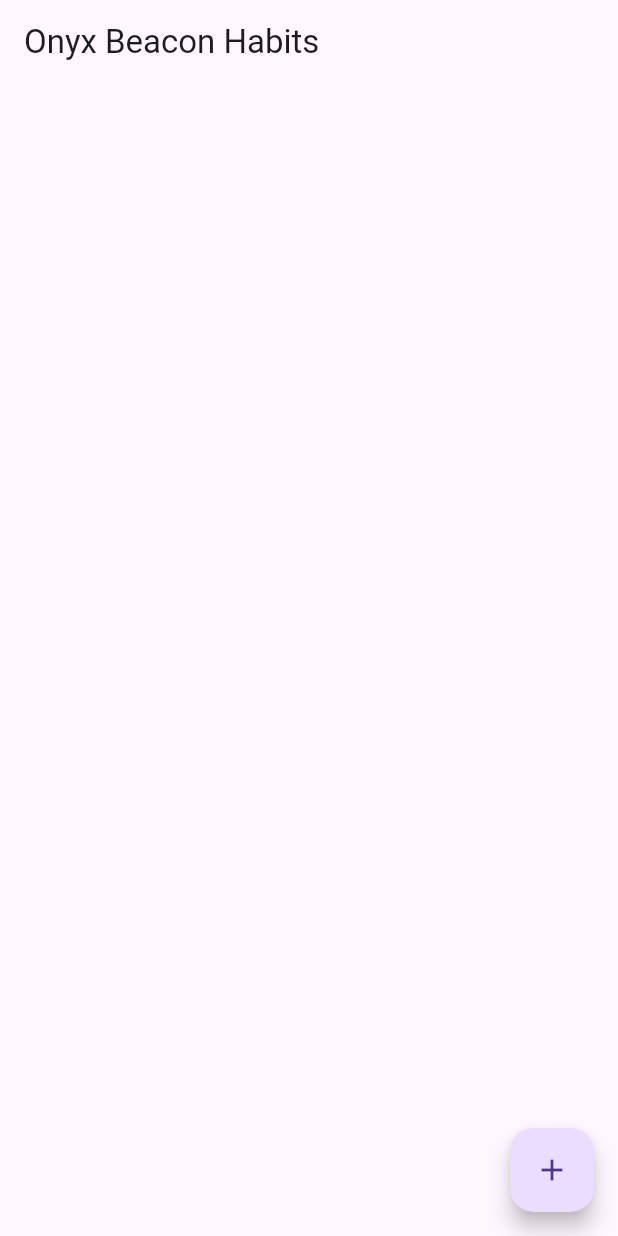
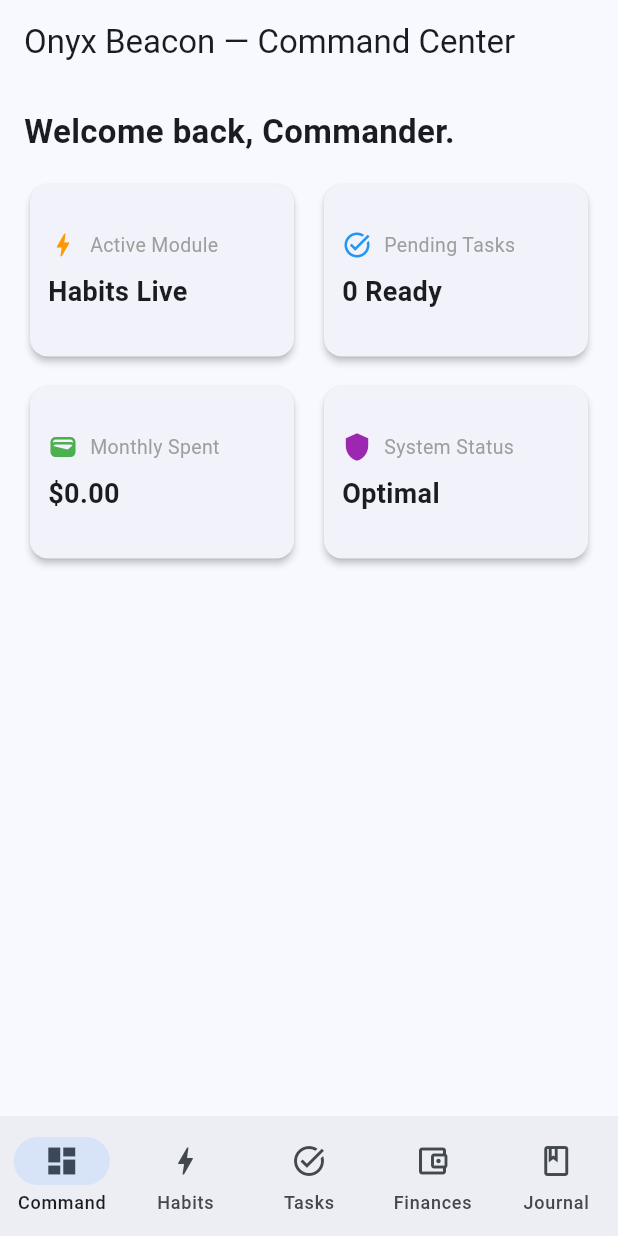
Before and after one commit to caleb12mclean-creator/onyx_beacon, a Flutter app: the screen it shows after launch, on a phone screen of 412 x 824 dp. Run offline on Flutter 3.47's test engine with Material 3 defaults, Android fonts, the phone set to English and light mode, and no system bars; our stand-ins replace sqflite; accounts and stored records are empty.

Commit message:
Integrate multi-module navigation shell with SQLite habit tracker

```diff
--- a/lib/main.dart
+++ b/lib/main.dart
@@ -3,24 +3,38 @@ import 'package:path/path.dart' as path;
 import 'package:sqflite/sqflite.dart';
 
 void main() {
-  runApp(const MyApp());
+  runApp(const OnyxBeaconApp());
 }
 
-class MyApp extends StatelessWidget {
-  const MyApp({super.key});
+class OnyxBeaconApp extends StatelessWidget {
+  const OnyxBeaconApp({super.key});
 
   @override
   Widget build(BuildContext context) {
     return MaterialApp(
       title: 'Onyx Beacon',
+      debugShowCheckedModeBanner: false,
       theme: ThemeData(
-        primarySwatch: Colors.blue,
+        colorScheme: ColorScheme.fromSeed(
+          seedColor: Colors.blue,
+          brightness: Brightness.light,
         ),
-      home: const HabitHomePage(),
+        useMaterial3: true,
+      ),
+      darkTheme: ThemeData(
+        colorScheme: ColorScheme.fromSeed(
+          seedColor: Colors.blue,
+          brightness: Brightness.dark,
+        ),
+        useMaterial3: true,
+      ),
+      themeMode: ThemeMode.system,
+      home: const MainDashboardShell(),
     );
   }
 }
 
+// ==================== DATABASE HELPER ====================
 class DatabaseHelper {
   static final DatabaseHelper instance = DatabaseHelper._init();
   static Database? _database;
@@ -70,14 +84,153 @@ class DatabaseHelper {
   }
 }
 
-class HabitHomePage extends StatefulWidget {
-  const HabitHomePage({super.key});
+// ==================== APP SHELL & NAVIGATION ====================
+class MainDashboardShell extends StatefulWidget {
+  const MainDashboardShell({super.key});
 
   @override
-  State<HabitHomePage> createState() => _HabitHomePageState();
+  State<MainDashboardShell> createState() => _MainDashboardShellState();
 }
 
-class _HabitHomePageState extends State<HabitHomePage> {
+class _MainDashboardShellState extends State<MainDashboardShell> {
+  int _currentIndex = 0;
+
+  final List<Widget> _pages = const [
+    DashboardHomeTab(),
+    HabitsTab(),
+    TasksTab(),
+    FinanceTab(),
+    JournalTab(),
+  ];
+
+  @override
+  Widget build(BuildContext context) {
+    return Scaffold(
+      body: _pages[_currentIndex],
+      bottomNavigationBar: NavigationBar(
+        selectedIndex: _currentIndex,
+        onDestinationSelected: (index) {
+          setState(() {
+            _currentIndex = index;
+          });
+        },
+        destinations: const [
+          NavigationDestination(
+            icon: Icon(Icons.dashboard_outlined),
+            selectedIcon: Icon(Icons.dashboard),
+            label: 'Command',
+          ),
+          NavigationDestination(
+            icon: Icon(Icons.bolt_outlined),
+            selectedIcon: Icon(Icons.bolt),
+            label: 'Habits',
+          ),
+          NavigationDestination(
+            icon: Icon(Icons.task_alt_outlined),
+            selectedIcon: Icon(Icons.task_alt),
+            label: 'Tasks',
+          ),
+          NavigationDestination(
+            icon: Icon(Icons.account_balance_wallet_outlined),
+            selectedIcon: Icon(Icons.account_balance_wallet),
+            label: 'Finances',
+          ),
+          NavigationDestination(
+            icon: Icon(Icons.book_outlined),
+            selectedIcon: Icon(Icons.book),
+            label: 'Journal',
+          ),
+        ],
+      ),
+    );
+  }
+}
+
+// ==================== 1. COMMAND DASHBOARD TAB ====================
+class DashboardHomeTab extends StatelessWidget {
+  const DashboardHomeTab({super.key});
+
+  @override
+  Widget build(BuildContext context) {
+    return Scaffold(
+      appBar: AppBar(title: const Text('Onyx Beacon — Command Center')),
+      body: ListView(
+        padding: const EdgeInsets.all(16.0),
+        children: [
+          const Text(
+            'Welcome back, Commander.',
+            style: TextStyle(fontSize: 22, fontWeight: FontWeight.bold),
+          ),
+          const SizedBox(height: 16),
+          GridView.count(
+            crossAxisCount: 2,
+            shrinkWrap: true,
+            physics: const NeverScrollableScrollPhysics(),
+            crossAxisSpacing: 12,
+            mainAxisSpacing: 12,
+            childAspectRatio: 1.5,
+            children: const [
+              MetricCard(title: 'Active Module', value: 'Habits Live', icon: Icons.bolt, color: Colors.orange),
+              MetricCard(title: 'Pending Tasks', value: '0 Ready', icon: Icons.task_alt, color: Colors.blue),
+              MetricCard(title: 'Monthly Spent', value: '\$0.00', icon: Icons.wallet, color: Colors.green),
+              MetricCard(title: 'System Status', value: 'Optimal', icon: Icons.shield, color: Colors.purple),
+            ],
+          ),
+        ],
+      ),
+    );
+  }
+}
+
+class MetricCard extends StatelessWidget {
+  final String title;
+  final String value;
+  final IconData icon;
+  final Color color;
+
+  const MetricCard({
+    super.key,
+    required this.title,
+    required this.value,
+    required this.icon,
+    required this.color,
+  });
+
+  @override
+  Widget build(BuildContext context) {
+    return Card(
+      elevation: 2,
+      child: Padding(
+        padding: const EdgeInsets.all(12.0),
+        child: Column(
+          crossAxisAlignment: CrossAxisAlignment.start,
+          mainAxisAlignment: MainAxisAlignment.center,
+          children: [
+            Row(
+              children: [
+                Icon(icon, color: color, size: 20),
+                const SizedBox(width: 8),
+                Text(title, style: const TextStyle(fontSize: 13, color: Colors.grey)),
+              ],
+            ),
+            const SizedBox(height: 8),
+            Text(value, style: const TextStyle(fontSize: 18, fontWeight: FontWeight.bold)),
+          ],
+        ),
+      ),
+    );
+  }
+}
+
+// ==================== 2. HABITS TAB (Your Working SQLite Code) ====================
+class HabitsTab extends StatefulWidget {
+  const HabitsTab({super.key});
+
+  @override
+  State<HabitsTab> createState() => _HabitsTabState();
+}
+
+class _HabitsTabState extends State<HabitsTab> {
   List<Map<String, dynamic>> _habits = [];
 
   @override
@@ -131,7 +284,9 @@ class _HabitHomePageState extends State<HabitHomePage> {
       appBar: AppBar(
         title: const Text('Onyx Beacon Habits'),
       ),
-      body: ListView.builder(
+      body: _habits.isEmpty
+          ? const Center(child: Text('No habits recorded yet. Tap + to add one.'))
+          : ListView.builder(
               itemCount: _habits.length,
               itemBuilder: (context, index) {
                 final habit = _habits[index];
@@ -154,3 +309,39 @@ class _HabitHomePageState extends State<HabitHomePage> {
     );
   }
 }
+
+// ==================== 3. TASKS TAB (Placeholder) ====================
+class TasksTab extends StatelessWidget {
+  const TasksTab({super.key});
+  @override
+  Widget build(BuildContext context) {
+    return Scaffold(
+      appBar: AppBar(title: const Text('Tasks & Todos')),
+      body: const Center(child: Text('Tasks Module Ready for Database Wiring')),
+    );
+  }
+}
+
+// ==================== 4. FINANCE TAB (Placeholder) ====================
+class FinanceTab extends StatelessWidget {
+  const FinanceTab({super.key});
+  @override
+  Widget build(BuildContext context) {
+    return Scaffold(
+      appBar: AppBar(title: const Text('Finances & Budget')),
+      body: const Center(child: Text('Finance Module Ready for Database Wiring')),
+    );
+  }
+}
+
+// ==================== 5. JOURNAL TAB (Placeholder) ====================
+class JournalTab extends StatelessWidget {
+  const JournalTab({super.key});
+  @override
+  Widget build(BuildContext context) {
+    return Scaffold(
+      appBar: AppBar(title: const Text('Micro-Journal')),
+      body: const Center(child: Text('Journal Module Ready for Database Wiring')),
+    );
+  }
+}
```
Lines whose indentation alone changed are shown as unchanged.
